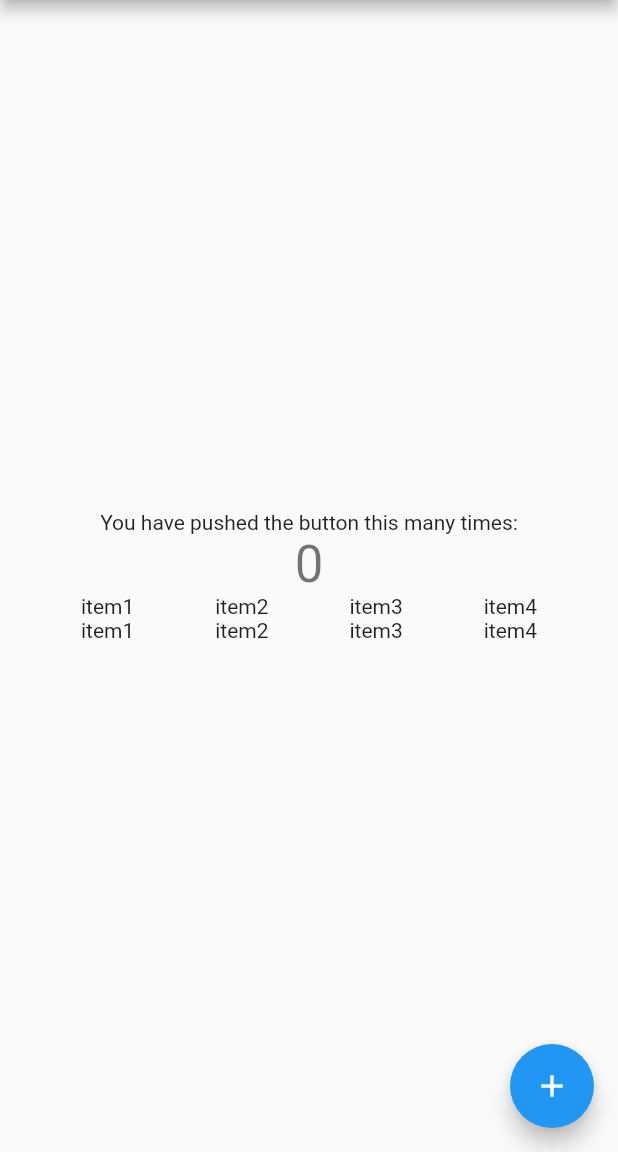
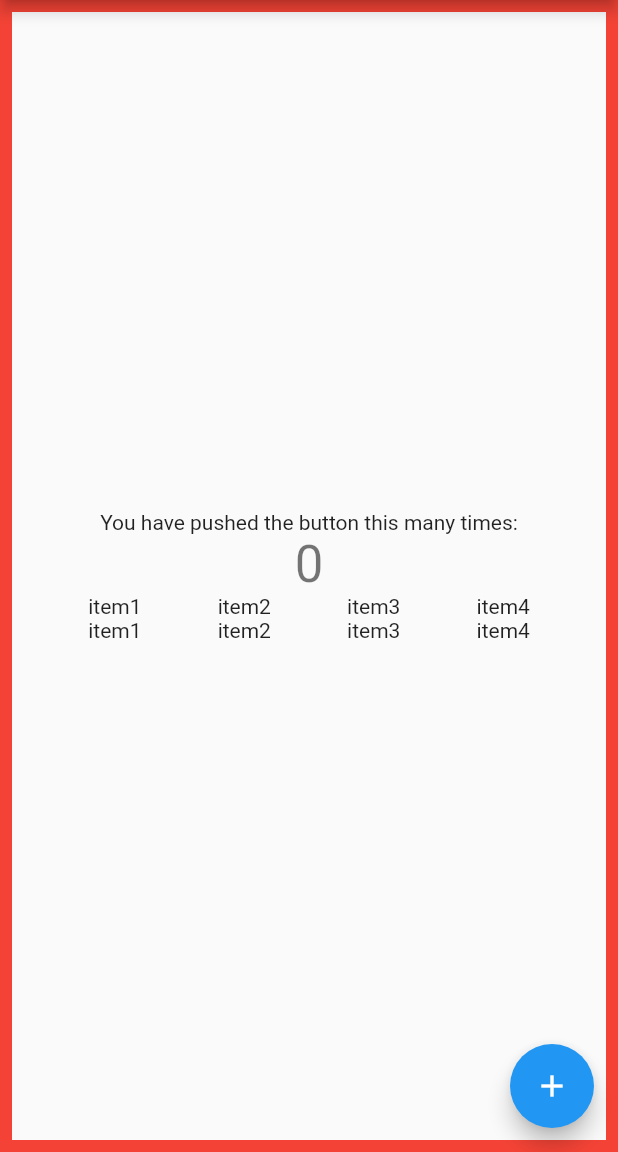
Before and after one commit to datsuns/stamp-calendar, a Flutter app: the screen it shows after launch, on a phone screen of 412 x 824 dp, the part 84-1236 px from its top. Run offline on Flutter 3.47's test engine with Material 2 defaults, Android fonts, the phone set to English and light mode, and no system bars.

Commit message:
change container

```diff
--- a/lib/main.dart
+++ b/lib/main.dart
@@ -59,7 +59,14 @@ class _MyHomePageState extends State<MyHomePage> {
   }
 
   Widget generateMainView() {
-    return Column(
+    return Container(
+      decoration: BoxDecoration(border: Border.all(
+          color: Colors.red,
+          width: 8.0,
+          ),
+        ),
+
+      child: Column(
         mainAxisAlignment: MainAxisAlignment.center,
         children: <Widget>[
           Text(
@@ -72,6 +79,7 @@ class _MyHomePageState extends State<MyHomePage> {
           generateOneLine(),
           generateOneLine(),
         ],
+      )
     );
   }
 
```
Lines whose indentation alone changed are shown as unchanged.
